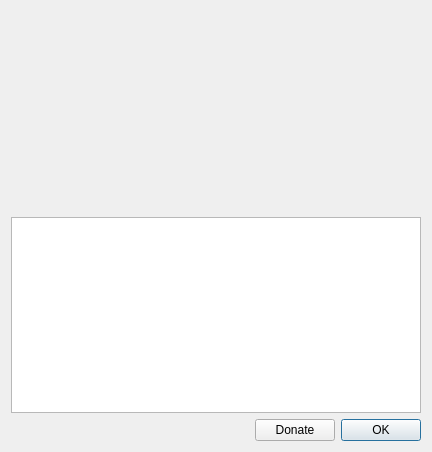
Old version of the form src/tiled/aboutdialog.ui in the repository mapeditor/tiled.
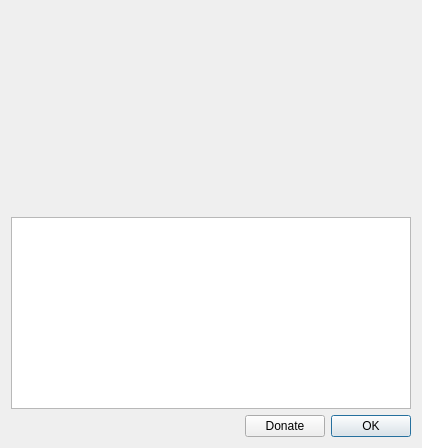
New version of the form. Icons and pictures are not drawn.

```diff
--- a/src/tiled/aboutdialog.ui
+++ b/src/tiled/aboutdialog.ui
@@ -6,8 +6,8 @@
    <rect>
     <x>0</x>
     <y>0</y>
-    <width>432</width>
-    <height>452</height>
+    <width>451</width>
+    <height>476</height>
    </rect>
   </property>
   <property name="windowTitle">
@@ -15,7 +15,7 @@
   </property>
   <layout class="QVBoxLayout" name="verticalLayout_3">
    <property name="sizeConstraint">
-    <enum>QLayout::SetDefaultConstraint</enum>
+    <enum>QLayout::SetFixedSize</enum>
    </property>
    <item>
     <layout class="QHBoxLayout" name="logoLayout">
```
